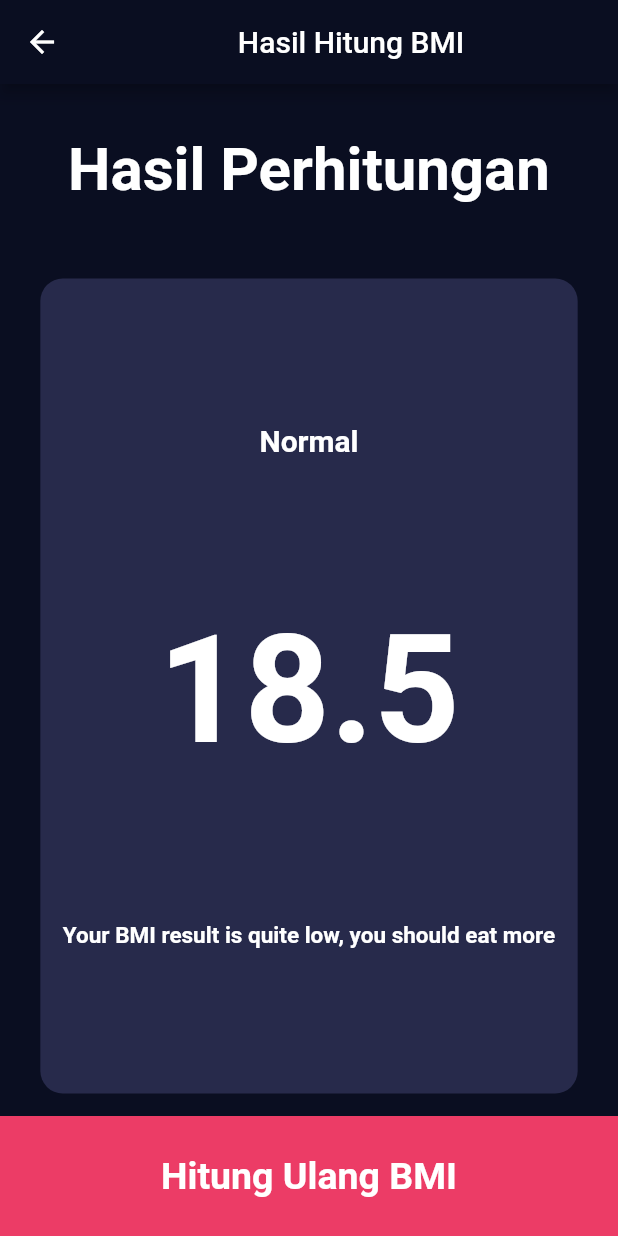
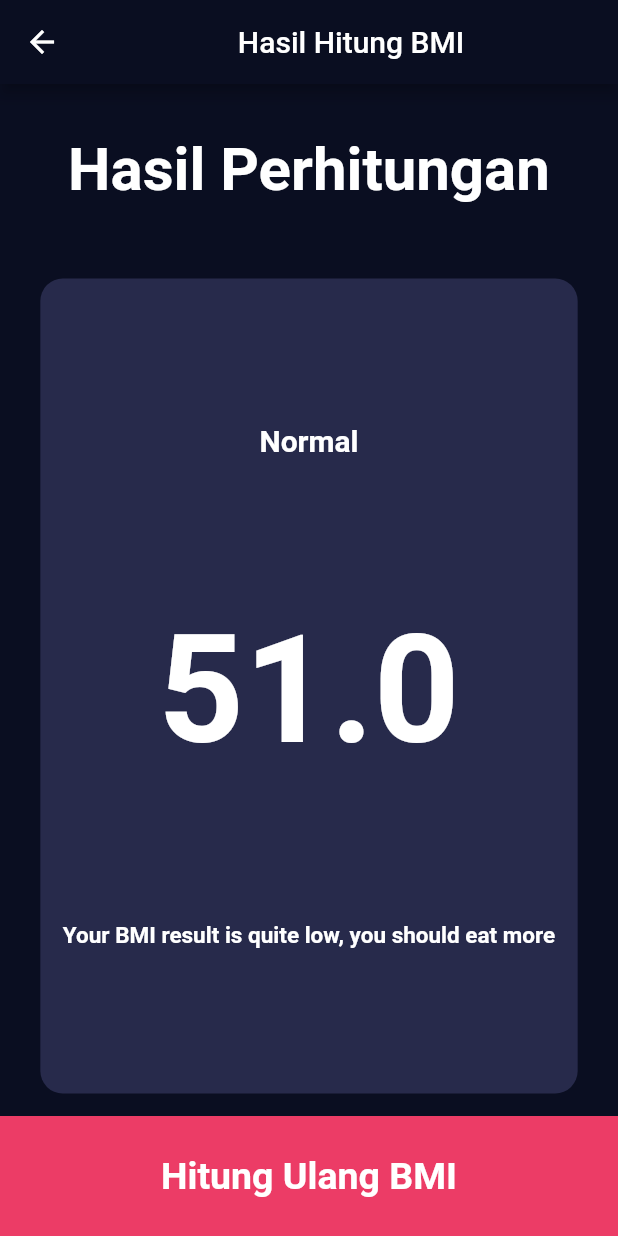
Before and after one commit to ImamHaris/bmiimhar, a Flutter app: the screen it shows after launch, after a tap on "Hitung BMI", on a phone screen of 412 x 824 dp. Run offline on Flutter 3.47's test engine with Material 2 defaults, Android fonts, the phone set to English and light mode, and no system bars.

Commit message:
hasil perhitungan BMI

```diff
--- a/lib/views/bmi_data_screen.dart
+++ b/lib/views/bmi_data_screen.dart
@@ -17,6 +17,15 @@ class _BmiDataScreenState extends State<BmiDataScreen> {
   int height = 100;
   int weight = 50;
   int age = 20;
+
+  double calculateBmi() {
+    double heightInMeter = height / 100;
+
+    final h = heightInMeter * heightInMeter;
+    final bmi = weight / h;
+
+    return bmi;
+  }
 
   @override
   Widget build(BuildContext context) {
@@ -220,9 +229,12 @@ class _BmiDataScreenState extends State<BmiDataScreen> {
         ),
         GestureDetector(
           onTap: () {
+            print(calculateBmi());
             Navigator.of(context).push(
               MaterialPageRoute(builder: (context) {
-                return BmiResultScreen();
+                return BmiResultScreen(
+                  bmi: calculateBmi(),
+                );
               }),
             );
           },
--- a/lib/views/bmi_result_screen.dart
+++ b/lib/views/bmi_result_screen.dart
@@ -2,7 +2,9 @@ import 'package:bmiimhar/views/bmi_data_screen.dart';
 import 'package:flutter/material.dart';
 
 class BmiResultScreen extends StatelessWidget {
-  const BmiResultScreen({Key? key}) : super(key: key);
+  const BmiResultScreen({Key? key, required this.bmi}) : super(key: key);
+
+  final double bmi;
 
   @override
   Widget build(BuildContext context) {
@@ -47,7 +49,7 @@ class BmiResultScreen extends StatelessWidget {
                       ),
                     ),
                     Text(
-                      "18.5",
+                      "${bmi.toStringAsFixed(1)}",
                       style: TextStyle(
                         fontSize: 100,
                         fontWeight: FontWeight.bold,
```
